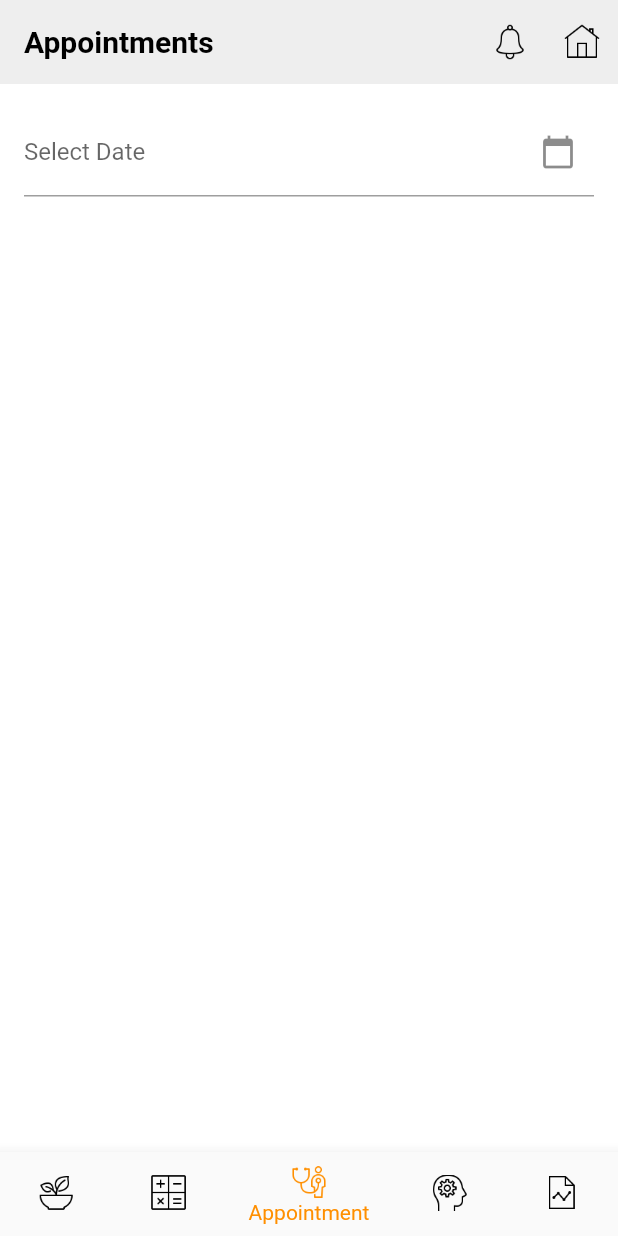
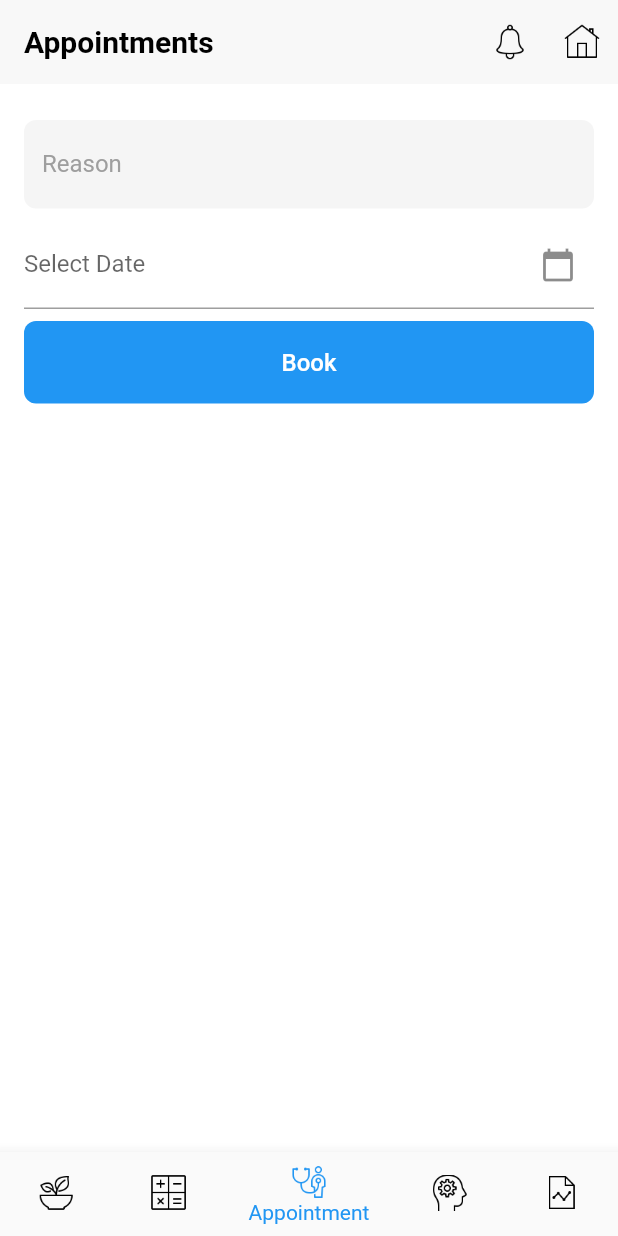
Before and after one commit to cornell1234/Diet-Counselling, a Flutter app: the appointmentScreen screen opened directly, on a phone screen of 412 x 824 dp. Run offline on Flutter 3.47's test engine with Material 2 defaults, Android fonts, the phone set to English and light mode, and no system bars; our stand-ins replace camera, cloud_firestore, firebase_auth, firebase_core, flutter_chat_types, flutter_chat_ui and 6 more; missing offline and left inert: dart:ffi, dialog_flowtter, flutter_facebook_auth; accounts and stored records are empty.

Commit message:
Signin & Appointments

```diff
--- a/lib/provider/appointment_provider.dart
+++ b/lib/provider/appointment_provider.dart
@@ -8,10 +8,10 @@ class AppointmentProvider extends ChangeNotifier {
 
   Appointment? get appointment => _appointment;
 
-  Future<void> addappointment(DateTime date) async {
+  Future<void> addappointment(String title, DateTime date) async {
     try {
       _appointment =
-          await _appointmentService.addAppointment(DateTime as String);
+          await _appointmentService.addAppointment(title, date);
       notifyListeners();
     } catch (error) {
       print(error.toString());
--- a/lib/screens/appointment_screen.dart
+++ b/lib/screens/appointment_screen.dart
@@ -1,7 +1,10 @@
 // ignore_for_file: camel_case_types
 
+import 'package:diet_counselling/provider/appointment_provider.dart';
 import 'package:diet_counselling/screens/landing_screen.dart';
+import 'package:diet_counselling/widgets/text_field.dart';
 import 'package:flutter/material.dart';
+import 'package:provider/provider.dart';
 
 class appointmentScreen extends StatefulWidget {
   const appointmentScreen({Key? key}) : super(key: key);
@@ -12,6 +15,8 @@ class appointmentScreen extends StatefulWidget {
 
 class appointmentScreenState extends State<appointmentScreen> {
   DateTime? _selectedDate;
+  final TextEditingController reasonController = TextEditingController();
+  final TextEditingController emailController = TextEditingController();
 
   Future<void> _selectDate(BuildContext context) async {
     final DateTime? picked = await showDatePicker(
@@ -30,12 +35,13 @@ class appointmentScreenState extends State<appointmentScreen> {
 
   @override
   Widget build(BuildContext context) {
+    final appointmentProvider = Provider.of<AppointmentProvider>(context);
     var deviceSize = MediaQuery.of(context).size;
     final double itemHeight = (deviceSize.height - kToolbarHeight - 24) / 3.2;
     final double itemWidth = deviceSize.width / 2;
     return Scaffold(
       appBar: AppBar(
-          backgroundColor: const Color.fromARGB(255, 238, 238, 238),
+          backgroundColor: Color.fromARGB(255, 248, 248, 248),
           elevation: 0,
           automaticallyImplyLeading: false,
           title: const Text(
@@ -65,12 +71,15 @@ class appointmentScreenState extends State<appointmentScreen> {
                   color: Colors.black,
                 )),
           ]),
-      body: Padding(
+      body: Center(
+        child: Padding(
             padding: const EdgeInsets.all(16.0),
             child: Column(
               children: [
-              // ... other widgets ...
-
+                CustomTextField(
+                  label: 'Reason',
+                  controller: reasonController,
+                ),
                 TextFormField(
                   decoration: InputDecoration(
                     labelText: 'Select Date',
@@ -87,8 +96,38 @@ class appointmentScreenState extends State<appointmentScreen> {
                         : '${_selectedDate!.day}/${_selectedDate!.month}/${_selectedDate!.year}',
                   ),
                 ),
+                Padding(
+                  padding: const EdgeInsets.symmetric(vertical: 8),
+                  child: SizedBox(
+                    height: 55.0,
+                    width: double.infinity,
+                    child: TextButton(
+                      onPressed: () async {
+                        await appointmentProvider.addappointment(
+                              reasonController.text, _selectedDate!);
+                      },
+                      style: ButtonStyle(
+                        backgroundColor:
+                            MaterialStateProperty.all<Color>(Colors.blue),
+                        shape:
+                            MaterialStateProperty.all<RoundedRectangleBorder>(
+                                RoundedRectangleBorder(
+                          borderRadius: BorderRadius.circular(8.0),
+                        )),
+                      ),
+                      child: const Text(
+                        'Book',
+                        style: TextStyle(
+                          fontSize: 16, // set font size
+                          color: Colors.white,
+                        ),
+                      ),
+                    ),
+                  ),
+                ),
               ],
             )),
+      ),
       bottomNavigationBar: BottomNavigationBar(
           items: const <BottomNavigationBarItem>[
             BottomNavigationBarItem(
@@ -117,7 +156,7 @@ class appointmentScreenState extends State<appointmentScreen> {
           ],
           currentIndex: 2,
           unselectedItemColor: Colors.black,
-          selectedItemColor: Colors.amber[800],
+          selectedItemColor: Colors.blue,
           onTap: (int index) {
             if (index == 0) {
               Navigator.push(
--- a/lib/services/appointment_service.dart
+++ b/lib/services/appointment_service.dart
@@ -1,5 +1,6 @@
 import 'package:cloud_firestore/cloud_firestore.dart';
 import 'package:diet_counselling/models/appointment_model.dart';
+import 'package:diet_counselling/utils/utils.dart';
 
 class AppointmentService {
   final CollectionReference _appointmentsCollection =
@@ -17,8 +18,8 @@ class AppointmentService {
         .toList();
   }
 
-  Future<Appointment> addAppointment(
-      String email, String title, DateTime dateTime) async {
+  Future<Appointment> addAppointment(String title, DateTime dateTime) async {
+    var email = getUser('user');
     final docRef = await _appointmentsCollection.add({
       'email': email,
       'title': title,
```
Also changed, not shown: lib/screens/auth/reg_details.dart (+70 -26 lines), lib/screens/auth/signin_Screen.dart (+17 -3 lines), lib/screens/landing_screen.dart (+15 -0 lines). Lines whose indentation alone changed are shown as unchanged.
